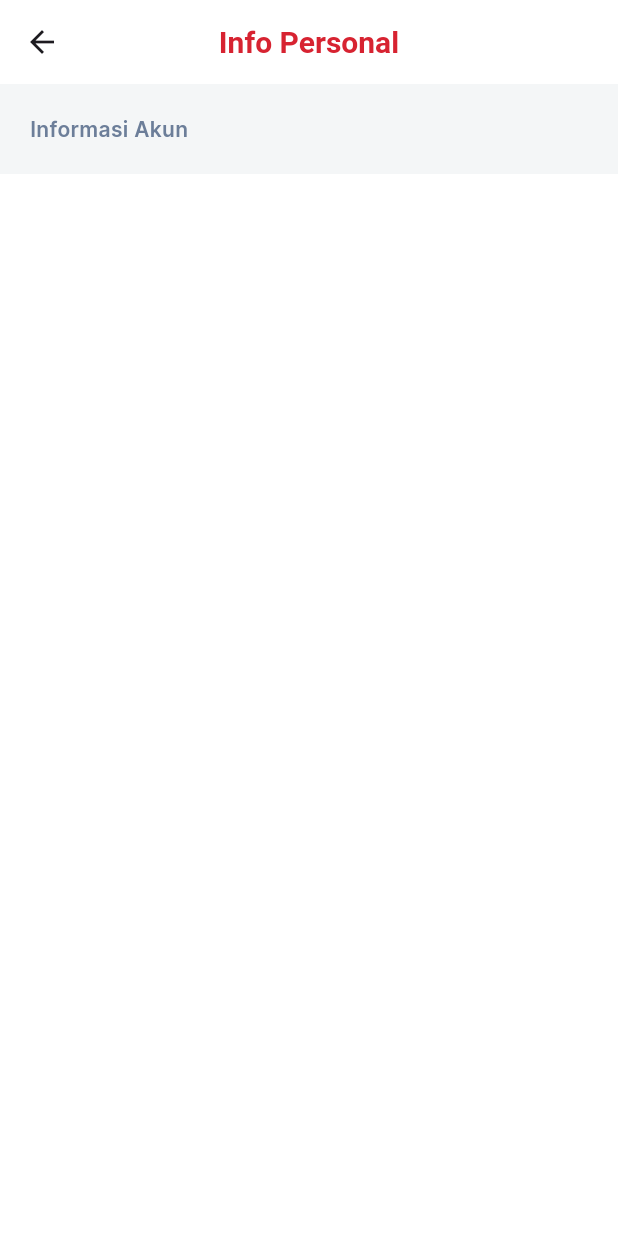
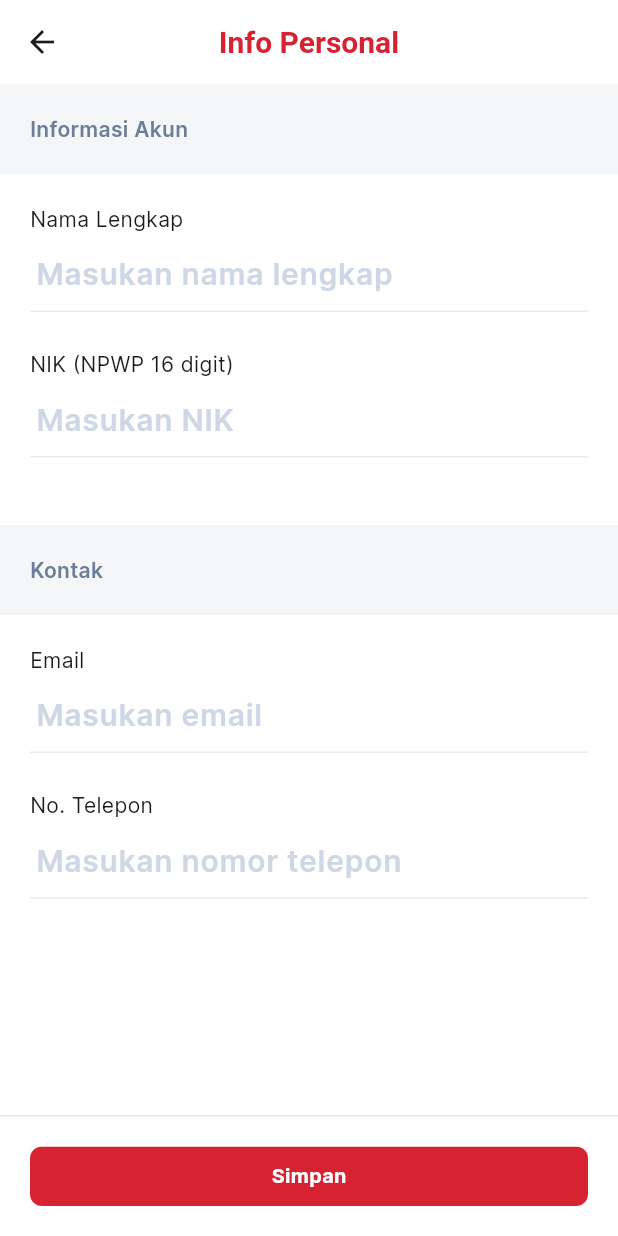
Before and after one commit to alamsyahh15/magic_power_sales, a Flutter app: the PersonalAccountPage screen opened directly, on a phone screen of 412 x 824 dp. Run offline on Flutter 3.47's test engine with Material 3 defaults, Android fonts, the phone set to English and light mode, and no system bars; our stand-ins replace dio, flutter_svg, shared_preferences; accounts and stored records are empty; project files that could hold a hidden picture were left out.

Commit message:
create page personal account

```diff
--- a/lib/config/color_assets.dart
+++ b/lib/config/color_assets.dart
@@ -6,6 +6,7 @@ class ColorAsset {
 
   static Color secondary = const Color.fromRGBO(245, 245, 245, 1);
   static Color borderPrimary = const Color.fromRGBO(208, 213, 221, 1);
+  static Color borderSecondary = const Color.fromRGBO(228, 231, 236, 1);
   static Color fgBorderPrimary = const Color.fromRGBO(21, 112, 239, 1);
   static Color fgQuinary = const Color.fromRGBO(152, 162, 179, 1);
   static Color textTertiary = const Color.fromRGBO(71, 84, 103, 1);
--- a/lib/ui_features/pages/profile/personal_account.dart
+++ b/lib/ui_features/pages/profile/personal_account.dart
@@ -1,20 +1,129 @@
 import 'package:flutter/material.dart';
+import 'package:magic_power_sales/config/config.dart';
+import 'package:magic_power_sales/ui_features/widgets/button/primary_button.dart';
 import 'package:magic_power_sales/ui_features/widgets/divider/divider_text.dart';
+import 'package:magic_power_sales/ui_features/widgets/input/textfield_primary.dart';
 
-class PersonalAccountPage extends StatelessWidget {
+class PersonalAccountPage extends StatefulWidget {
   const PersonalAccountPage({super.key});
 
+  @override
+  State<PersonalAccountPage> createState() => _PersonalAccountPageState();
+}
+
+class _PersonalAccountPageState extends State<PersonalAccountPage> {
+  TextEditingController nameController = TextEditingController(),
+      nikController = TextEditingController(),
+      emailController = TextEditingController(),
+      phoneController = TextEditingController();
   @override
   Widget build(BuildContext context) {
     return Scaffold(
       appBar: AppBar(
         title: const Text("Info Personal"),
       ),
+      bottomNavigationBar: Container(
+        decoration: BoxDecoration(
+          border: Border(
+            top: BorderSide(
+              color: ColorAsset.borderSecondary,
+            ),
+          ),
+        ),
+        padding: const EdgeInsets.all(20),
+        child: PrimaryButton(
+          label: "Simpan",
+          onTap: () {},
+        ),
+      ),
       body: ListView(
         padding: EdgeInsets.zero,
         children: [
-          DividerText(
+          const DividerText(
             label: "Informasi Akun",
+          ),
+          Padding(
+            padding: const EdgeInsets.symmetric(horizontal: 20, vertical: 20),
+            child: Column(
+              children: [
+                TextFieldPrimary(
+                  label: "Nama Lengkap",
+                  labelStyle: StyleAsset.paragraph2,
+                  controller: nameController,
+                  hintText: "Masukan nama lengkap",
+                  gapLabel: 2,
+                  fontSize: 20,
+                  inputBorder: UnderlineInputBorder(
+                    borderSide: BorderSide(
+                      color: ColorAsset.neutralNegative80,
+                    ),
+                  ),
+                  contentPadding: const EdgeInsets.symmetric(vertical: 10),
+                  hintStyle: StyleAsset.heading4SemiBold,
+                ),
+                verticalSpace(10),
+                TextFieldPrimary(
+                  label: "NIK (NPWP 16 digit)",
+                  labelStyle: StyleAsset.paragraph2,
+                  controller: nikController,
+                  keyboardType: TextInputType.number,
+                  hintText: "Masukan NIK",
+                  gapLabel: 2,
+                  fontSize: 20,
+                  inputBorder: UnderlineInputBorder(
+                    borderSide: BorderSide(
+                      color: ColorAsset.neutralNegative80,
+                    ),
+                  ),
+                  contentPadding: const EdgeInsets.symmetric(vertical: 10),
+                  hintStyle: StyleAsset.heading4SemiBold,
+                ),
+                verticalSpace(10),
+              ],
+            ),
+          ),
+          const DividerText(
+            label: "Kontak",
+          ),
+          Padding(
+            padding: const EdgeInsets.symmetric(horizontal: 20, vertical: 20),
+            child: Column(
+              children: [
+                TextFieldPrimary(
+                  label: "Email",
+                  labelStyle: StyleAsset.paragraph2,
+                  controller: emailController,
+                  hintText: "Masukan email",
+                  gapLabel: 2,
+                  fontSize: 20,
+                  inputBorder: UnderlineInputBorder(
+                    borderSide: BorderSide(
+                      color: ColorAsset.neutralNegative80,
+                    ),
+                  ),
+                  contentPadding: const EdgeInsets.symmetric(vertical: 10),
+                  hintStyle: StyleAsset.heading4SemiBold,
+                ),
+                verticalSpace(10),
+                TextFieldPrimary(
+                  label: "No. Telepon",
+                  labelStyle: StyleAsset.paragraph2,
+                  controller: phoneController,
+                  keyboardType: TextInputType.number,
+                  hintText: "Masukan nomor telepon",
+                  gapLabel: 2,
+                  fontSize: 20,
+                  inputBorder: UnderlineInputBorder(
+                    borderSide: BorderSide(
+                      color: ColorAsset.neutralNegative80,
+                    ),
+                  ),
+                  contentPadding: const EdgeInsets.symmetric(vertical: 10),
+                  hintStyle: StyleAsset.heading4SemiBold,
+                ),
+                verticalSpace(10),
+              ],
+            ),
           ),
         ],
       ),
```
